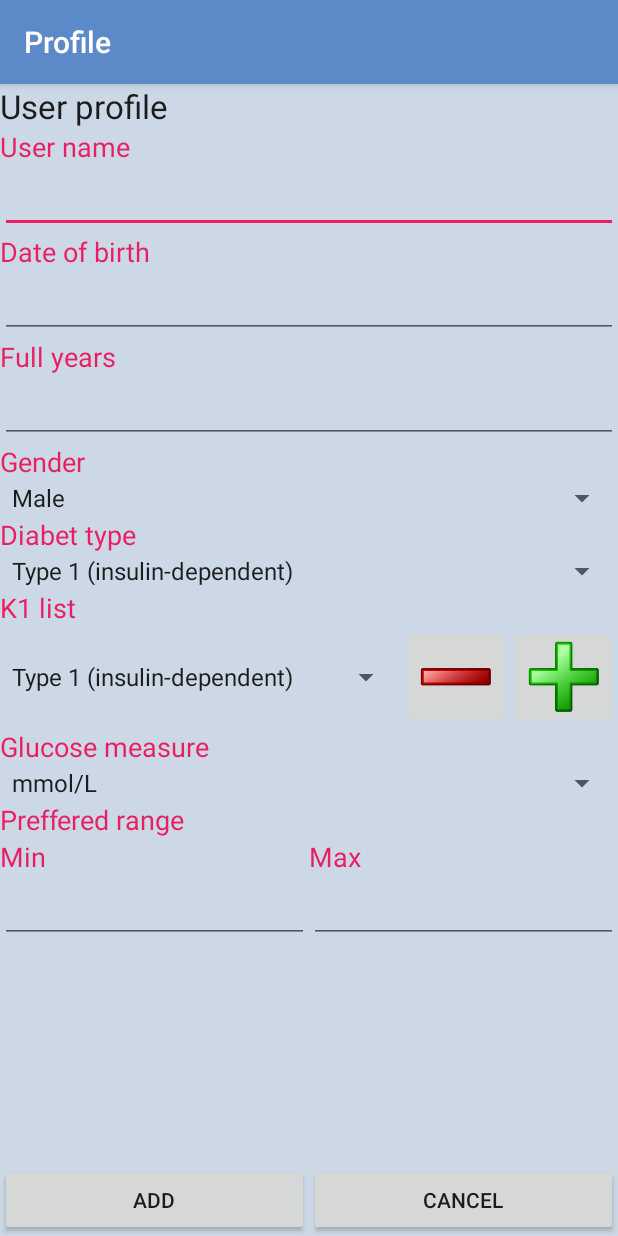
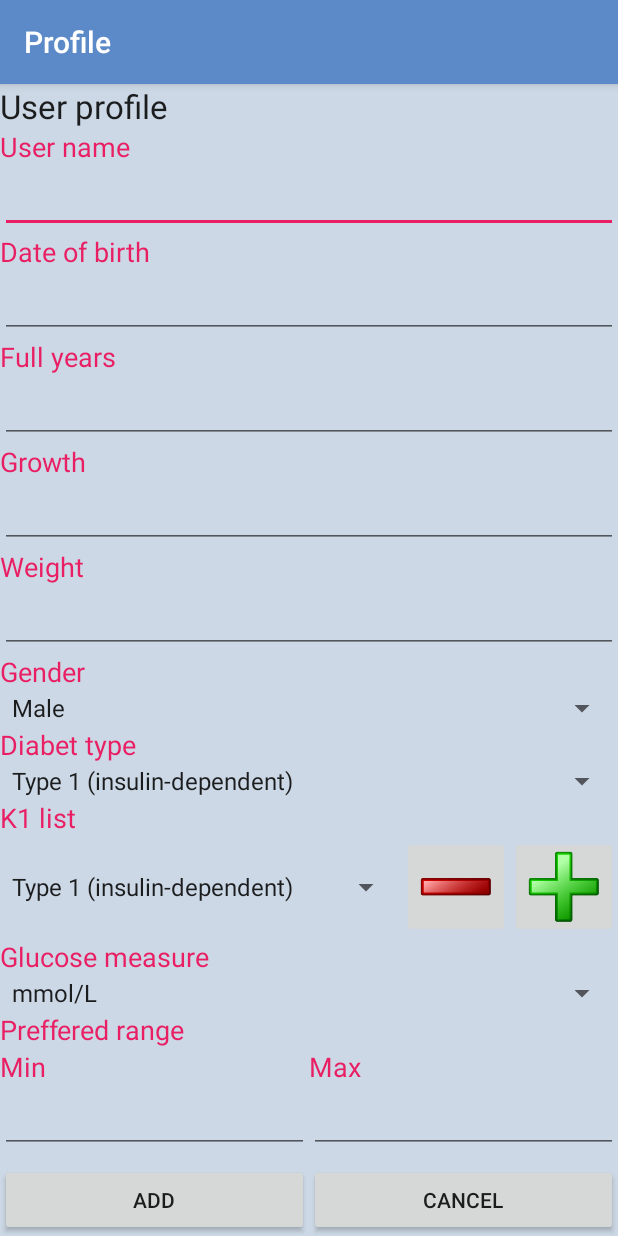
Before and after one commit to dmvstar/diadiary, an Android app: the UserProfileActivity screen opened directly, with no data from a screen before it, on a phone screen of 412 x 824 dp. Run offline under Robolectric (Android 15) with nearby library versions, the phone set to English and light mode, and no system bars; libraries missing offline, so code that uses them is left out: com.activeandroid, com.activeandroid.query; 1 statement that could not run was skipped.

Commit message:
reafactor user profile activity

```diff
--- a/app/src/main/java/sf/net/dvstar/diadiary/database/GlucoseReading.java
+++ b/app/src/main/java/sf/net/dvstar/diadiary/database/GlucoseReading.java
@@ -7,7 +7,7 @@ import com.activeandroid.annotation.Table;
 import java.io.Serializable;
 import java.util.Date;
 
-import sf.net.dvstar.diadiary.insulins.InsulinUtils;
+import sf.net.dvstar.diadiary.utilitis.CommonUtils;
 
 
 @Table(name = "GlucoseReading")
@@ -80,7 +80,7 @@ public class GlucoseReading extends Model implements Serializable, ActionCommonI
         int index = 0;
         if(items[index].equals(TAG)) index++;
         value=Float.parseFloat(items[index++]);
-        time= InsulinUtils.getDateFromString(items[index++]);
+        time= CommonUtils.getDateFromString(items[index++]);
         note=Integer.parseInt(items[index++]);
         comment=items[index++];
     }
--- a/app/src/main/java/sf/net/dvstar/diadiary/database/PressureReading.java
+++ b/app/src/main/java/sf/net/dvstar/diadiary/database/PressureReading.java
@@ -7,7 +7,7 @@ import com.activeandroid.annotation.Table;
 import java.io.Serializable;
 import java.util.Date;
 
-import sf.net.dvstar.diadiary.insulins.InsulinUtils;
+import sf.net.dvstar.diadiary.utilitis.CommonUtils;
 
 
 @Table(name = "PressureReading")
@@ -90,7 +90,7 @@ public class PressureReading extends Model implements Serializable, ActionCommon
         systole_value=Integer.parseInt(items[index++]);
         diastolic_value=Integer.parseInt(items[index++]);
         pulse=Integer.parseInt(items[index++]);
-        time= InsulinUtils.getDateFromString(items[index++]);
+        time= CommonUtils.getDateFromString(items[index++]);
         note=Integer.parseInt(items[index++]);
         comment=items[index++];
     }
--- a/app/src/main/java/sf/net/dvstar/diadiary/database/ProductGroup.java
+++ b/app/src/main/java/sf/net/dvstar/diadiary/database/ProductGroup.java
@@ -6,9 +6,6 @@ import com.activeandroid.annotation.Table;
 import com.activeandroid.query.Select;
 
 import java.io.Serializable;
-import java.util.Date;
-
-import sf.net.dvstar.diadiary.insulins.InsulinUtils;
 
 
 @Table(name = "ProductGroup")
--- a/app/src/main/java/sf/net/dvstar/diadiary/database/UserProfile.java
+++ b/app/src/main/java/sf/net/dvstar/diadiary/database/UserProfile.java
@@ -23,7 +23,7 @@ public class UserProfile extends Model implements Serializable, CommonItem {
     public String age;//возраст
 
     @Column(name = "growth")
-    public Float growth;//рост
+    public int growth;//рост
 
     @Column(name = "weight")
     public Float weight;//вес
--- a/app/src/main/java/sf/net/dvstar/diadiary/insulins/InsuGraphContent.java
+++ b/app/src/main/java/sf/net/dvstar/diadiary/insulins/InsuGraphContent.java
@@ -11,6 +11,7 @@ import java.util.ArrayList;
 import java.util.List;
 
 import sf.net.dvstar.diadiary.utilitis.CommonConstants;
+import sf.net.dvstar.diadiary.utilitis.CommonUtils;
 
 /**
  * Created by sdv on 07.10.15.
@@ -53,7 +54,7 @@ public class InsuGraphContent {
 
         double[] bInsulin = mInsulinWork.getDoubleArray();
 
-        mXAsisValues = InsulinUtils.merge(xAxisHours, bInsulin);
+        mXAsisValues = CommonUtils.merge(xAxisHours, bInsulin);
     }
 
     public void calculateInsuGraphItems(){
--- a/app/src/main/java/sf/net/dvstar/diadiary/insulins/InsulinUtils.java
+++ b/app/src/main/java/sf/net/dvstar/diadiary/utilitis/CommonUtils.java
@@ -1,4 +1,4 @@
-package sf.net.dvstar.diadiary.insulins;
+package sf.net.dvstar.diadiary.utilitis;
 
 import android.util.Log;
 
@@ -9,7 +9,7 @@ import java.util.Calendar;
 import java.util.Date;
 
 
-public class InsulinUtils {
+public class CommonUtils {
 
 
     // hours
--- a/app/src/main/java/sf/net/dvstar/diadiary/utilitis/SetDateTime.java
+++ b/app/src/main/java/sf/net/dvstar/diadiary/utilitis/SetDateTime.java
@@ -12,7 +12,7 @@ import java.text.SimpleDateFormat;
 import java.util.Calendar;
 import java.util.Date;
 
-import sf.net.dvstar.diadiary.insulins.InsulinUtils;
+import sf.net.dvstar.diadiary.utilitis.CommonUtils;
 
 public class SetDateTime {
 
@@ -46,7 +46,7 @@ public class SetDateTime {
                 if (time.length() > 0) {
                     SimpleDateFormat sdf = new SimpleDateFormat("dd.MM.yyyy");
 
-                    Date dt = InsulinUtils.parseDateText(time);
+                    Date dt = CommonUtils.parseDateText(time);
                     myCalendar.setTime(dt);
                     year = myCalendar.get(Calendar.YEAR);
                     month = myCalendar.get(Calendar.MONTH);
@@ -77,7 +77,7 @@ public class SetDateTime {
                 int minute = myCalendar.get(Calendar.MINUTE);
                 String time = editText.getText().toString();
                 if (time.length() > 0) {
-                    Date dt = InsulinUtils.parseTimeText(time);
+                    Date dt = CommonUtils.parseTimeText(time);
                     myCalendar.setTime(dt);
                     hour = myCalendar.get(Calendar.HOUR_OF_DAY);
                     minute = myCalendar.get(Calendar.MINUTE);
--- a/app/src/main/res/layout/activity_user_profile.xml
+++ b/app/src/main/res/layout/activity_user_profile.xml
@@ -62,7 +62,7 @@
                 android:inputType="date" />
 
             <TextView
-                android:id="@+id/textView29"
+                android:id="@+id/textView50"
                 android:layout_width="match_parent"
                 android:layout_height="wrap_content"
                 android:layout_gravity="center_horizontal"
@@ -76,6 +76,35 @@
                 android:layout_height="wrap_content"
                 android:inputType="number" />
 
+            <TextView
+                android:id="@+id/textView29"
+                android:layout_width="match_parent"
+                android:layout_height="wrap_content"
+                android:layout_gravity="center_horizontal"
+                android:text="@string/user_profile_growth"
+                android:textAppearance="?android:attr/textAppearanceMedium"
+                android:textColor="@color/accent" />
+
+            <EditText
+                android:id="@+id/et_user_profile_growth"
+                android:layout_width="match_parent"
+                android:layout_height="wrap_content"
+                android:inputType="number" />
+
+            <TextView
+                android:id="@+id/textView49"
+                android:layout_width="match_parent"
+                android:layout_height="wrap_content"
+                android:layout_gravity="center_horizontal"
+                android:text="@string/user_profile_weight"
+                android:textAppearance="?android:attr/textAppearanceMedium"
+                android:textColor="@color/accent" />
+
+            <EditText
+                android:id="@+id/et_user_profile_weight"
+                android:layout_width="match_parent"
+                android:layout_height="wrap_content"
+                android:inputType="number" />
 
 
             <TextView
--- a/app/src/main/res/values/strings.xml
+++ b/app/src/main/res/values/strings.xml
@@ -139,5 +139,7 @@
     <string name="dialog_add_k1_title">Add K1 value to list, are you shure ?</string>
     <string name="dialog_del_k1_title">Remove current K1 from list, are you shure ?</string>
     <string name="user_profile_date_of_birth">Date of birth</string>
+    <string name="user_profile_weight">Weight</string>
+    <string name="user_profile_growth">Growth</string>
 
 </resources>
```
Also changed, not shown: app/src/main/java/sf/net/dvstar/diadiary/activity/DiaryActionsActivity.java (+12 -12 lines), app/src/main/java/sf/net/dvstar/diadiary/activity/DiaryGlucoseAddActivity.java (+6 -6 lines), app/src/main/java/sf/net/dvstar/diadiary/activity/DiaryPressureAddActivity.java (+6 -6 lines), app/src/main/java/sf/net/dvstar/diadiary/activity/InsulinInjectAddActivity.java (+5 -5 lines), app/src/main/java/sf/net/dvstar/diadiary/activity/UserProfileActivity.java (+79 -36 lines), app/src/main/java/sf/net/dvstar/diadiary/adapters/DiaryActionstAdapter.java (+5 -5 lines), app/src/main/java/sf/net/dvstar/diadiary/database/DatabaseProvider.java (+6 -9 lines), app/src/main/java/sf/net/dvstar/diadiary/database/InsulinInjection.java (+4 -4 lines), app/src/main/java/sf/net/dvstar/diadiary/database/UserProfileCoeff.java (+12 -2 lines), app/src/main/java/sf/net/dvstar/diadiary/insulins/InsuGraphProvider.java (+4 -4 lines).
